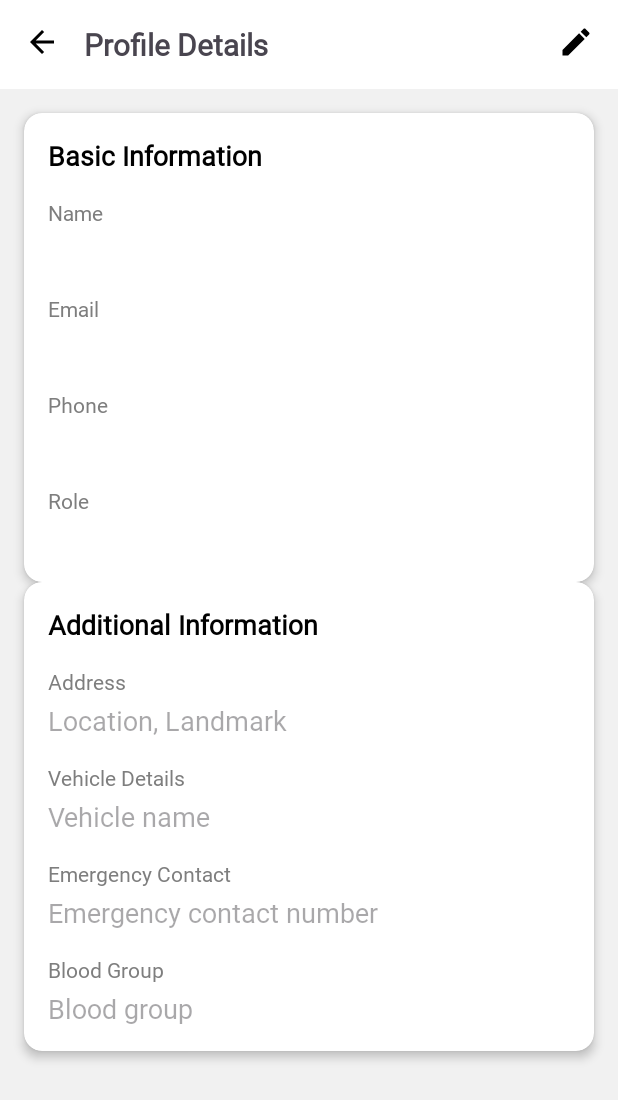
After one commit to Nischaysh/RoadBuddy, an Android app: the UserProfileActivity screen opened directly, with no data from a screen before it, on a phone screen of 412 x 824 dp. The commit adds this screen. Shown: the top 1100 px of the screen. Run offline under Robolectric (Android 15) with nearby library versions, the phone set to English and light mode, and no system bars; our stand-ins replace Firebase (no records; nobody signed in at launch, a user with empty details on screens opened directly).

Commit message:
new feature

```diff
--- a/app/src/main/AndroidManifest.xml
+++ b/app/src/main/AndroidManifest.xml
@@ -40,6 +40,9 @@
         <activity
             android:name=".Activity.MainActivity"
             android:exported="false" />
+        <activity
+            android:name=".Activity.UserProfileActivity"
+            android:exported="false" />
     </application>
 
 </manifest>
--- /dev/null
+++ b/app/src/main/java/com/example/roadbuddy/Activity/UserProfileActivity.kt
@@ -0,0 +1,144 @@
+package com.example.roadbuddy.Activity
+
+import android.os.Bundle
+import android.view.View
+import android.widget.Toast
+import androidx.appcompat.app.AppCompatActivity
+import com.example.roadbuddy.R
+import com.example.roadbuddy.databinding.ActivityUserProfileBinding
+import com.google.firebase.auth.FirebaseAuth
+import com.google.firebase.firestore.FirebaseFirestore
+
+class UserProfileActivity : AppCompatActivity() {
+    private lateinit var binding: ActivityUserProfileBinding
+    private lateinit var auth: FirebaseAuth
+    private lateinit var db: FirebaseFirestore
+    private var isEditMode = false
+    private var currentRole: String? = null
+
+    override fun onCreate(savedInstanceState: Bundle?) {
+        super.onCreate(savedInstanceState)
+        binding = ActivityUserProfileBinding.inflate(layoutInflater)
+        setContentView(binding.root)
+
+        auth = FirebaseAuth.getInstance()
+        db = FirebaseFirestore.getInstance()
+
+        // Get current user ID
+        val userId = auth.currentUser?.uid
+
+        if (userId != null) {
+            binding.progressBar.visibility = View.VISIBLE
+            // Fetch user data from Firestore
+            db.collection("users").document(userId).get()
+                .addOnSuccessListener { document ->
+                    binding.progressBar.visibility = View.GONE
+                    if (document != null) {
+                        // Basic Information
+                        val userName = document.getString("name")
+                        val userEmail = document.getString("email")
+                        val userPhone = document.getString("phone")
+                        currentRole = document.getString("role")
+
+                        // Additional Information
+                        val userAddress = document.getString("address")
+                        val userVehicle = document.getString("vehicle")
+                        val userEmergencyContact = document.getString("emergencyContact")
+                        val userBloodGroup = document.getString("bloodGroup")
+
+                        // Update UI with user data
+                        binding.userNameText.setText(userName)
+                        binding.userEmailText.setText(userEmail)
+                        binding.userPhoneText.setText(userPhone)
+                        binding.userRoleText.setText(currentRole)
+
+                        // Update additional information
+                        binding.userAddressText.setText(userAddress)
+                        binding.userVehicleText.setText(userVehicle)
+                        binding.userEmergencyContactText.setText(userEmergencyContact)
+                        binding.userBloodGroupText.setText(userBloodGroup)
+                    } else {
+                        Toast.makeText(this, "User data not found", Toast.LENGTH_SHORT).show()
+                    }
+                }
+                .addOnFailureListener { exception ->
+                    binding.progressBar.visibility = View.GONE
+                    Toast.makeText(this, "Error fetching data: ${exception.message}", Toast.LENGTH_SHORT).show()
+                }
+        } else {
+            Toast.makeText(this, "User is not logged in", Toast.LENGTH_SHORT).show()
+        }
+
+        // Back button click listener
+        binding.backButton.setOnClickListener {
+            finish()
+        }
+
+        // Edit button click listener
+        binding.editButton.setOnClickListener {
+            toggleEditMode()
+        }
+
+        // Save button click listener
+        binding.saveButton.setOnClickListener {
+            saveUserData()
+        }
+    }
+
+    private fun toggleEditMode() {
+        isEditMode = !isEditMode
+
+        // Enable/disable EditText fields (except role)
+        binding.userNameText.isEnabled = isEditMode
+        binding.userEmailText.isEnabled = isEditMode
+        binding.userPhoneText.isEnabled = isEditMode
+        binding.userRoleText.isEnabled = false // Role is never editable
+
+        // Enable/disable additional information fields
+        binding.userAddressText.isEnabled = isEditMode
+        binding.userVehicleText.isEnabled = isEditMode
+        binding.userEmergencyContactText.isEnabled = isEditMode
+        binding.userBloodGroupText.isEnabled = isEditMode
+
+        // Show/hide save button
+        binding.saveButton.visibility = if (isEditMode) View.VISIBLE else View.GONE
+
+        // Change edit button icon
+        binding.editButton.setImageResource(
+            if (isEditMode) android.R.drawable.ic_menu_close_clear_cancel
+            else R.drawable.ic_edit
+        )
+    }
+
+    private fun saveUserData() {
+        val userId = auth.currentUser?.uid ?: return
+
+        binding.progressBar.visibility = View.VISIBLE
+
+        val updatedData = mapOf<String, Any>(
+            // Basic Information
+            "name" to binding.userNameText.text.toString(),
+            "email" to binding.userEmailText.text.toString(),
+            "phone" to binding.userPhoneText.text.toString(),
+
+            // Additional Information
+            "address" to binding.userAddressText.text.toString(),
+            "vehicle" to binding.userVehicleText.text.toString(),
+            "emergencyContact" to binding.userEmergencyContactText.text.toString(),
+            "bloodGroup" to binding.userBloodGroupText.text.toString()
+            // Role is not included in the update
+        )
+
+        db.collection("users").document(userId)
+            .update(updatedData)
+            .addOnSuccessListener {
+                binding.progressBar.visibility = View.GONE
+                Toast.makeText(this, "Profile updated successfully", Toast.LENGTH_SHORT).show()
+                toggleEditMode()
+            }
+            .addOnFailureListener { exception ->
+                binding.progressBar.visibility = View.GONE
+                Toast.makeText(this, "Error updating profile: ${exception.message}", Toast.LENGTH_SHORT).show()
+            }
+    }
+}
--- a/app/src/main/java/com/example/roadbuddy/Fragment/ProfileFragment.kt
+++ b/app/src/main/java/com/example/roadbuddy/Fragment/ProfileFragment.kt
@@ -9,6 +9,7 @@ import android.view.ViewGroup
 import android.widget.Toast
 import com.example.roadbuddy.Activity.SigninActivity
 import com.example.roadbuddy.Activity.SplashscreenActivity
+import com.example.roadbuddy.Activity.UserProfileActivity
 import com.example.roadbuddy.R
 import com.example.roadbuddy.databinding.FragmentHomeBinding
 import com.example.roadbuddy.databinding.FragmentProfileBinding
@@ -67,7 +68,7 @@ class ProfileFragment : Fragment() {
 
 
         binding.profileBannerBtn.setOnClickListener{
-            binding.profileBanner.visibility = View.VISIBLE
+            startActivity(Intent(context, UserProfileActivity::class.java))
         }
         binding.aboutusBtn.setOnClickListener{
             binding.aboutus.visibility = View.VISIBLE
--- /dev/null
+++ b/app/src/main/res/drawable/ic_back.xml
@@ -0,0 +1,10 @@
+<?xml version="1.0" encoding="utf-8"?>
+<vector xmlns:android="http://schemas.android.com/apk/res/android"
+    android:width="24dp"
+    android:height="24dp"
+    android:viewportWidth="24"
+    android:viewportHeight="24">
+    <path
+        android:fillColor="#000000"
+        android:pathData="M20,11H7.83l5.59,-5.59L12,4l-8,8 8,8 1.41,-1.41L7.83,13H20v-2z"/>
+</vector>
--- /dev/null
+++ b/app/src/main/res/drawable/ic_edit.xml
@@ -0,0 +1,10 @@
+<?xml version="1.0" encoding="utf-8"?>
+<vector xmlns:android="http://schemas.android.com/apk/res/android"
+    android:width="24dp"
+    android:height="24dp"
+    android:viewportWidth="24"
+    android:viewportHeight="24">
+    <path
+        android:fillColor="#000000"
+        android:pathData="M3,17.25V21h3.75L17.81,9.94l-3.75,-3.75L3,17.25zM20.71,7.05c0.39,-0.39 0.39,-1.02 0,-1.41l-2.34,-2.34c-0.39,-0.39 -1.02,-0.39 -1.41,0l-1.83,1.83 3.75,3.75 1.83,-1.83z"/>
+</vector>
--- /dev/null
+++ b/app/src/main/res/layout/activity_user_profile.xml
@@ -0,0 +1,291 @@
+<?xml version="1.0" encoding="utf-8"?>
+<androidx.constraintlayout.widget.ConstraintLayout xmlns:android="http://schemas.android.com/apk/res/android"
+    xmlns:app="http://schemas.android.com/apk/res-auto"
+    android:layout_width="match_parent"
+    android:layout_height="match_parent"
+    android:background="@color/lightgrey">
+
+    <!-- Top Bar -->
+    <LinearLayout
+        android:id="@+id/topBar"
+        android:layout_width="match_parent"
+        android:layout_height="wrap_content"
+        android:background="@color/white"
+        android:orientation="horizontal"
+        android:padding="16dp"
+        app:layout_constraintTop_toTopOf="parent">
+
+        <ImageButton
+            android:id="@+id/backButton"
+            android:layout_width="wrap_content"
+            android:layout_height="wrap_content"
+            android:background="?attr/selectableItemBackgroundBorderless"
+            android:src="@drawable/ic_back"
+            android:contentDescription="Back" />
+
+        <TextView
+            android:layout_width="0dp"
+            android:layout_height="wrap_content"
+            android:layout_weight="1"
+            android:layout_marginStart="16dp"
+            android:text="Profile Details"
+            android:textSize="20sp"
+            android:textStyle="bold" />
+
+        <ImageButton
+            android:id="@+id/editButton"
+            android:layout_width="wrap_content"
+            android:layout_height="wrap_content"
+            android:background="?attr/selectableItemBackgroundBorderless"
+            android:src="@drawable/ic_edit"
+            android:contentDescription="Edit" />
+    </LinearLayout>
+
+    <!-- Scrollable Content -->
+    <ScrollView
+        android:id="@+id/scrollView"
+        android:layout_width="match_parent"
+        android:layout_height="0dp"
+        android:fillViewport="true"
+        app:layout_constraintTop_toBottomOf="@id/topBar"
+        app:layout_constraintBottom_toTopOf="@id/saveButton">
+
+        <androidx.constraintlayout.widget.ConstraintLayout
+            android:layout_width="match_parent"
+            android:layout_height="wrap_content">
+
+            <!-- Basic Info Card -->
+            <androidx.cardview.widget.CardView
+                android:id="@+id/basicInfoCard"
+                android:layout_width="match_parent"
+                android:layout_height="wrap_content"
+                android:layout_margin="16dp"
+                app:cardCornerRadius="12dp"
+                app:cardElevation="4dp"
+                app:layout_constraintTop_toTopOf="parent">
+
+                <LinearLayout
+                    android:layout_width="match_parent"
+                    android:layout_height="wrap_content"
+                    android:orientation="vertical"
+                    android:padding="16dp">
+
+                    <TextView
+                        android:layout_width="wrap_content"
+                        android:layout_height="wrap_content"
+                        android:text="Basic Information"
+                        android:textSize="18sp"
+                        android:textStyle="bold"
+                        android:textColor="@color/black"
+                        android:layout_marginBottom="16dp"/>
+
+                    <!-- Name -->
+                    <TextView
+                        android:layout_width="wrap_content"
+                        android:layout_height="wrap_content"
+                        android:text="Name"
+                        android:textColor="@color/grey"
+                        android:textSize="14sp" />
+
+                    <EditText
+                        android:id="@+id/userNameText"
+                        android:layout_width="match_parent"
+                        android:layout_height="wrap_content"
+                        android:layout_marginTop="4dp"
+                        android:textSize="18sp"
+                        android:textStyle="bold"
+                        android:enabled="false"
+                        android:background="@null"
+                        android:inputType="textPersonName" />
+
+                    <!-- Email -->
+                    <TextView
+                        android:layout_width="wrap_content"
+                        android:layout_height="wrap_content"
+                        android:layout_marginTop="16dp"
+                        android:text="Email"
+                        android:textColor="@color/grey"
+                        android:textSize="14sp" />
+
+                    <EditText
+                        android:id="@+id/userEmailText"
+                        android:layout_width="match_parent"
+                        android:layout_height="wrap_content"
+                        android:layout_marginTop="4dp"
+                        android:textSize="18sp"
+                        android:enabled="false"
+                        android:background="@null"
+                        android:inputType="textEmailAddress" />
+
+                    <!-- Phone -->
+                    <TextView
+                        android:layout_width="wrap_content"
+                        android:layout_height="wrap_content"
+                        android:layout_marginTop="16dp"
+                        android:text="Phone"
+                        android:textColor="@color/grey"
+                        android:textSize="14sp" />
+
+                    <EditText
+                        android:id="@+id/userPhoneText"
+                        android:layout_width="match_parent"
+                        android:layout_height="wrap_content"
+                        android:layout_marginTop="4dp"
+                        android:textSize="18sp"
+                        android:enabled="false"
+                        android:background="@null"
+                        android:inputType="phone" />
+
+                    <!-- Role -->
+                    <TextView
+                        android:layout_width="wrap_content"
+                        android:layout_height="wrap_content"
+                        android:layout_marginTop="16dp"
+                        android:text="Role"
+                        android:textColor="@color/grey"
+                        android:textSize="14sp" />
+
+                    <EditText
+                        android:id="@+id/userRoleText"
+                        android:layout_width="match_parent"
+                        android:layout_height="wrap_content"
+                        android:layout_marginTop="4dp"
+                        android:textSize="18sp"
+                        android:enabled="false"
+                        android:background="@null"
+                        android:inputType="text" />
+                </LinearLayout>
+            </androidx.cardview.widget.CardView>
+
+            <!-- Additional Info Card -->
+            <androidx.cardview.widget.CardView
+                android:id="@+id/additionalInfoCard"
+                android:layout_width="match_parent"
+                android:layout_height="wrap_content"
+                android:layout_marginHorizontal="16dp"
+                android:layout_marginBottom="16dp"
+                app:cardCornerRadius="12dp"
+                app:cardElevation="4dp"
+                app:layout_constraintTop_toBottomOf="@id/basicInfoCard">
+
+                <LinearLayout
+                    android:layout_width="match_parent"
+                    android:layout_height="wrap_content"
+                    android:orientation="vertical"
+                    android:padding="16dp">
+
+                    <TextView
+                        android:layout_width="wrap_content"
+                        android:layout_height="wrap_content"
+                        android:text="Additional Information"
+                        android:textSize="18sp"
+                        android:textStyle="bold"
+                        android:textColor="@color/black"
+                        android:layout_marginBottom="16dp"/>
+
+                    <!-- Address -->
+                    <TextView
+                        android:layout_width="wrap_content"
+                        android:layout_height="wrap_content"
+                        android:text="Address"
+                        android:textColor="@color/grey"
+                        android:textSize="14sp" />
+
+                    <EditText
+                        android:id="@+id/userAddressText"
+                        android:layout_width="match_parent"
+                        android:layout_height="wrap_content"
+                        android:layout_marginTop="4dp"
+                        android:textSize="18sp"
+                        android:enabled="false"
+                        android:background="@null"
+                        android:inputType="textPostalAddress"
+                        android:hint="Location, Landmark" />
+
+                    <!-- Vehicle Details -->
+                    <TextView
+                        android:layout_width="wrap_content"
+                        android:layout_height="wrap_content"
+                        android:layout_marginTop="16dp"
+                        android:text="Vehicle Details"
+                        android:textColor="@color/grey"
+                        android:textSize="14sp" />
+
+                    <EditText
+                        android:id="@+id/userVehicleText"
+                        android:layout_width="match_parent"
+                        android:layout_height="wrap_content"
+                        android:layout_marginTop="4dp"
+                        android:textSize="18sp"
+                        android:enabled="false"
+                        android:background="@null"
+                        android:inputType="text"
+                        android:hint="Vehicle name" />
+
+                    <!-- Emergency Contact -->
+                    <TextView
+                        android:layout_width="wrap_content"
+                        android:layout_height="wrap_content"
+                        android:layout_marginTop="16dp"
+                        android:text="Emergency Contact"
+                        android:textColor="@color/grey"
+                        android:textSize="14sp" />
+
+                    <EditText
+                        android:id="@+id/userEmergencyContactText"
+                        android:layout_width="match_parent"
+                        android:layout_height="wrap_content"
+                        android:layout_marginTop="4dp"
+                        android:textSize="18sp"
+                        android:enabled="false"
+                        android:background="@null"
+                        android:inputType="phone"
+                        android:hint="Emergency contact number" />
+
+                    <!-- Blood Group -->
+                    <TextView
+                        android:layout_width="wrap_content"
+                        android:layout_height="wrap_content"
+                        android:layout_marginTop="16dp"
+                        android:text="Blood Group"
+                        android:textColor="@color/grey"
+                        android:textSize="14sp" />
+
+                    <EditText
+                        android:id="@+id/userBloodGroupText"
+                        android:layout_width="match_parent"
+                        android:layout_height="wrap_content"
+                        android:layout_marginTop="4dp"
+                        android:textSize="18sp"
+                        android:enabled="false"
+                        android:background="@null"
+                        android:inputType="textCapCharacters"
+                        android:hint="Blood group" />
+                </LinearLayout>
+            </androidx.cardview.widget.CardView>
+
+        </androidx.constraintlayout.widget.ConstraintLayout>
+    </ScrollView>
+
+    <!-- Save Button -->
+    <Button
+        android:id="@+id/saveButton"
+        android:layout_width="match_parent"
+        android:layout_height="wrap_content"
+        android:layout_margin="16dp"
+        android:text="Save Changes"
+        android:visibility="gone"
+        app:layout_constraintBottom_toBottomOf="parent" />
+
+    <!-- Progress Bar -->
+    <ProgressBar
+        android:id="@+id/progressBar"
+        android:layout_width="wrap_content"
+        android:layout_height="wrap_content"
+        android:visibility="gone"
+        app:layout_constraintBottom_toBottomOf="parent"
+        app:layout_constraintEnd_toEndOf="parent"
+        app:layout_constraintStart_toStartOf="parent"
+        app:layout_constraintTop_toTopOf="parent" />
+
+</androidx.constraintlayout.widget.ConstraintLayout>
--- a/app/src/main/res/values-night/themes.xml
+++ b/app/src/main/res/values-night/themes.xml
@@ -1,6 +1,6 @@
 <resources xmlns:tools="http://schemas.android.com/tools">
     <!-- Base application theme. -->
-    <style name="Base.Theme.RoadBuddy" parent="Theme.Material3.DayNight.NoActionBar">
+    <style name="Base.Theme.RoadBuddy" parent="Theme.Material3.Light.NoActionBar">
         <!-- Customize your dark theme here. -->
         <!-- <item name="colorPrimary">@color/my_dark_primary</item> -->
     </style>
--- a/app/src/main/res/values/themes.xml
+++ b/app/src/main/res/values/themes.xml
@@ -2,9 +2,9 @@
     <!-- Base application theme. -->
     <style name="Base.Theme.RoadBuddy" parent="Theme.Material3.DayNight.NoActionBar">
         <!-- Customize your light theme here. -->
-        <item name="android:windowLightStatusBar">true</item>
+        <item name="android:windowLightStatusBar">false</item>
         <item name="fontFamily">@font/roboto_flex</item>
-        <!-- <item name="colorPrimary">@color/my_light_primary</item> -->
+         <item name="colorPrimary">@color/purple</item>
     </style>
 
     <style name="Theme.RoadBuddy" parent="Base.Theme.RoadBuddy" />
```
Also changed, not shown: app/build.gradle.kts (+8 -0 lines), app/src/main/res/font/roboto_mono_semibold.ttf (added).
